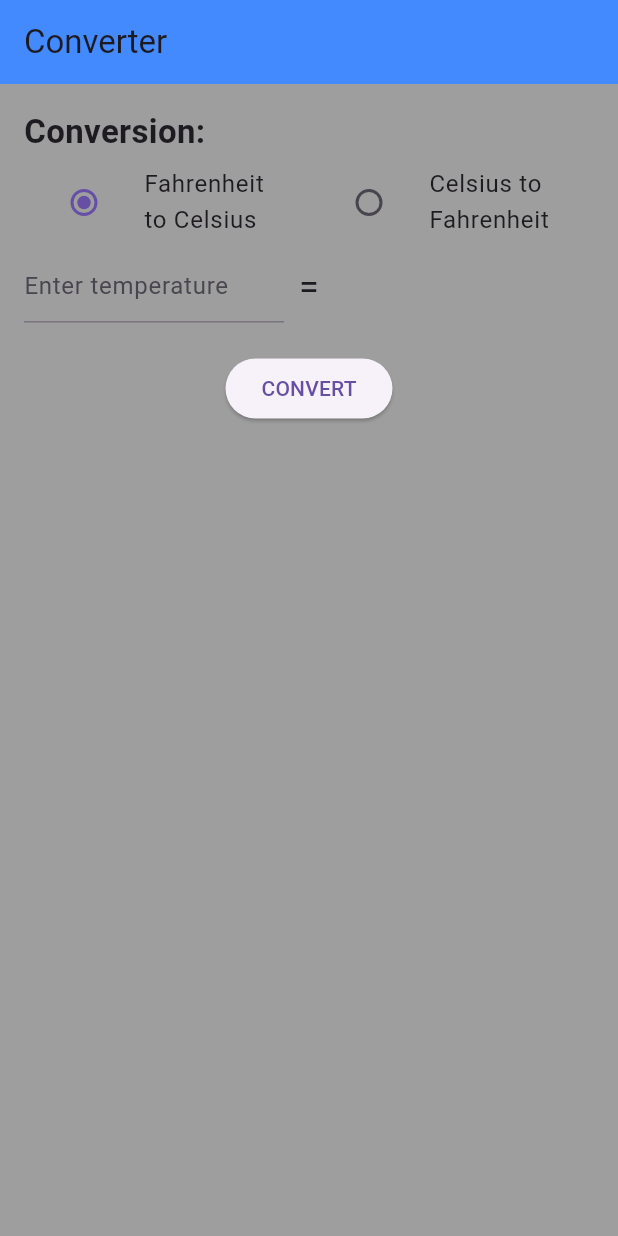
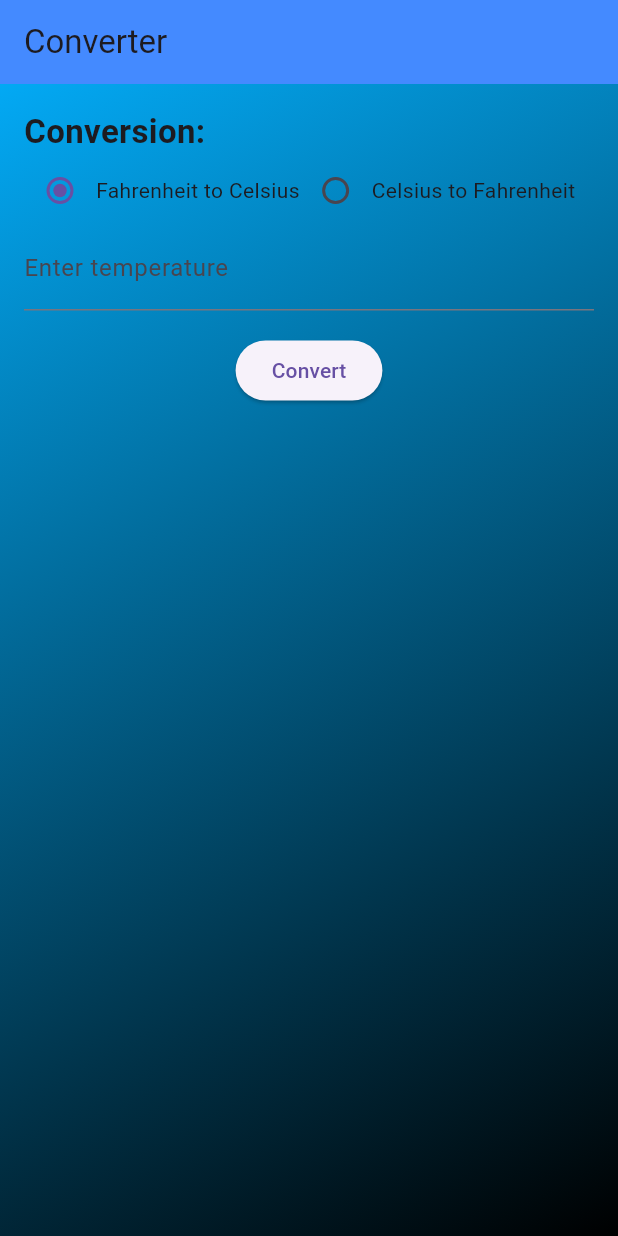
Before and after one commit to pshemssa/temperature_conversion, a Flutter app: the screen it shows after launch, on a phone screen of 412 x 824 dp. Run offline on Flutter 3.47's test engine with Material 3 defaults, Android fonts, the phone set to English and light mode, and no system bars.

Commit message:
conversion

```diff
--- a/lib/main.dart
+++ b/lib/main.dart
@@ -1,47 +1,54 @@
 import 'package:flutter/material.dart';
 
-void main() => runApp(TemperatureConverterApp());
+void main() {
+  runApp(const TempConversionApp());
+}
 
-class TemperatureConverterApp extends StatelessWidget {
+class TempConversionApp extends StatelessWidget {
+  const TempConversionApp({super.key});
+
   @override
   Widget build(BuildContext context) {
     return MaterialApp(
-      title: 'Temperature Converter',
+      title: 'Temperature Conversion',
       theme: ThemeData(
         primarySwatch: Colors.blue,
       ),
-      home: TemperatureConverter(),
+      home: const TempConversionHomePage(),
     );
   }
 }
 
-class TemperatureConverter extends StatefulWidget {
+class TempConversionHomePage extends StatefulWidget {
+  const TempConversionHomePage({super.key});
+
   @override
-  _TemperatureConverterState createState() => _TemperatureConverterState();
+  // ignore: library_private_types_in_public_api
+  _TempConversionHomePageState createState() => _TempConversionHomePageState();
 }
 
-class _TemperatureConverterState extends State<TemperatureConverter> {
-  final TextEditingController _controller = TextEditingController();
-  String _convertedValue = '';
-  String _selectedConversion = 'FtoC';
-  List<String> _conversionHistory = [];
+class _TempConversionHomePageState extends State<TempConversionHomePage> {
+  bool isFahrenheitToCelsius = true;
+  TextEditingController inputController = TextEditingController();
+  String result = '';
+  List<String> history = [];
 
-  void _convertTemperature() {
-    double userTemp = double.tryParse(_controller.text) ?? 0;
-    double convertedTemp;
+  void convertTemperature() {
+    double input = double.tryParse(inputController.text) ?? 0.0;
+    double output;
+    String conversion;
 
-    if (_selectedConversion == 'FtoC') {
-      convertedTemp = (userTemp - 32) * 5 / 9;
+    if (isFahrenheitToCelsius) {
+      output = (input - 32) * 5 / 9;
+      conversion = 'F to C: $input => ${output.toStringAsFixed(2)}';
     } else {
-      convertedTemp = (userTemp * 9 / 5) + 32;
+      output = (input * 9 / 5) + 32;
+      conversion = 'C to F: $input => ${output.toStringAsFixed(2)}';
     }
 
     setState(() {
-      _convertedValue = convertedTemp.toStringAsFixed(1);
-      _conversionHistory.insert(
-        0,
-        '${_selectedConversion == 'FtoC' ? 'F to C' : 'C to F'}: $userTemp ➡ ${_convertedValue}',
-      );
+      result = output.toStringAsFixed(2);
+      history.insert(0, conversion);
     });
   }
 
@@ -50,16 +57,24 @@ class _TemperatureConverterState extends State<TemperatureConverter> {
     return Scaffold(
       appBar: AppBar(
         title: const Text('Converter'),
-        backgroundColor: Colors.blueAccent,
+        backgroundColor: Colors.blueAccent ,
       ),
-      body: Container(
+      body: OrientationBuilder(
+        builder: (context, orientation) {
+          return Container(
             decoration: const BoxDecoration(
-            color:Colors.grey // Change this color as needed
+              gradient: LinearGradient(
+                begin: Alignment.topLeft,
+                end: Alignment.bottomRight,
+                colors: [
+                  Colors.lightBlue,
+                  Colors.black,
+                ],
               ),
-
+            ),
             padding: const EdgeInsets.all(16.0),
             child: Column(
-          children: [
+              children: <Widget>[
                 const Align(
                   alignment: Alignment.centerLeft,
                   child: Text(
@@ -68,82 +83,64 @@ class _TemperatureConverterState extends State<TemperatureConverter> {
                   ),
                 ),
                 Row(
-              children: [
-                Expanded(
-                  child: ListTile(
-                    title:  const Text('Fahrenheit to Celsius'),
-                    leading: Radio(
-                      value: 'FtoC',
-                      groupValue: _selectedConversion,
-                      onChanged: (String? value) {
+                  mainAxisAlignment: MainAxisAlignment.start,
+                  children: <Widget>[
+                    Radio<bool>(
+                      value: true,
+                      groupValue: isFahrenheitToCelsius,
+                      onChanged: (value) {
                         setState(() {
-                          _selectedConversion = value!;
+                          isFahrenheitToCelsius = value!;
                         });
                       },
                     ),
-                  ),
-                ),
-                Expanded(
-                  child: ListTile(
-                    title: const Text('Celsius to Fahrenheit'),
-                    leading: Radio(
-                      value: 'CtoF',
-                      groupValue: _selectedConversion,
-                      onChanged: (String? value) {
+                    const Text('Fahrenheit to Celsius'),
+                    Radio<bool>(
+                      value: false,
+                      groupValue: isFahrenheitToCelsius,
+                      onChanged: (value) {
                         setState(() {
-                          _selectedConversion = value!;
+                          isFahrenheitToCelsius = value!;
                         });
                       },
                     ),
+                    const Text('Celsius to Fahrenheit'),
+                  ],
+                ),
+
+                TextField(
+                  controller: inputController,
+                  keyboardType: TextInputType.number,
+                  decoration: const InputDecoration(
+                    labelText: 'Enter temperature',
                   ),
                 ),
-              ],
-            ),
-            Row(
-              children: [
-                Expanded(
-                  child: TextField(
-                    controller: _controller,
-                    keyboardType: TextInputType.number,
-                    decoration: const InputDecoration(
-                      hintText: 'Enter temperature',
-                    ),
-                  ),
-                ),
-                const SizedBox(width: 10),
-                const Text(
-                  '=',
-                  style: TextStyle(fontSize: 24),
-                ),
-                const SizedBox(width: 10),
-                Expanded(
-                  child: Text(
-                    _convertedValue,
-                    style: const TextStyle(fontSize: 24),
-                  ),
-                ),
-              ],
-            ),
-            const SizedBox(height: 20),
+
+
+                const SizedBox(height: 16.0),
                 ElevatedButton(
-              onPressed: _convertTemperature,
-              child: const Text('CONVERT'),
-
+                  onPressed: convertTemperature,
+                  child: const Text('Convert'),
                 ),
 
+                const SizedBox(height: 16.0),
                 Expanded(
                   child: ListView.builder(
-                itemCount: _conversionHistory.length,
+                    itemCount: history.length,
                     itemBuilder: (context, index) {
                       return ListTile(
-                    title: Text(_conversionHistory[index]),
-
+                        title: Text(
+                          history[index],
+                          style: const TextStyle(color: Colors.black),
+                        ),
                       );
                     },
                   ),
                 ),
               ],
             ),
+          );
+        },
       ),
     );
   }
```
Lines whose indentation alone changed are shown as unchanged.
